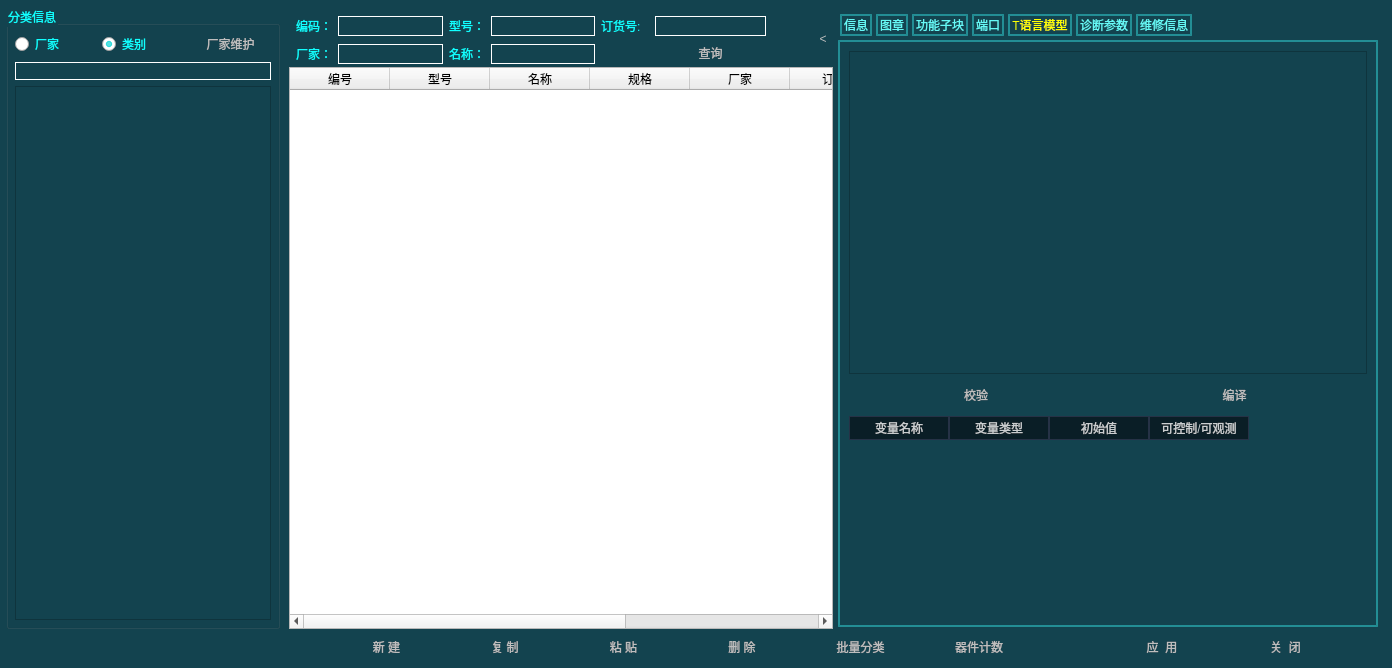
Old version of the form dialogunitmanage.ui in the repository lushisongicloud/T-Designer.
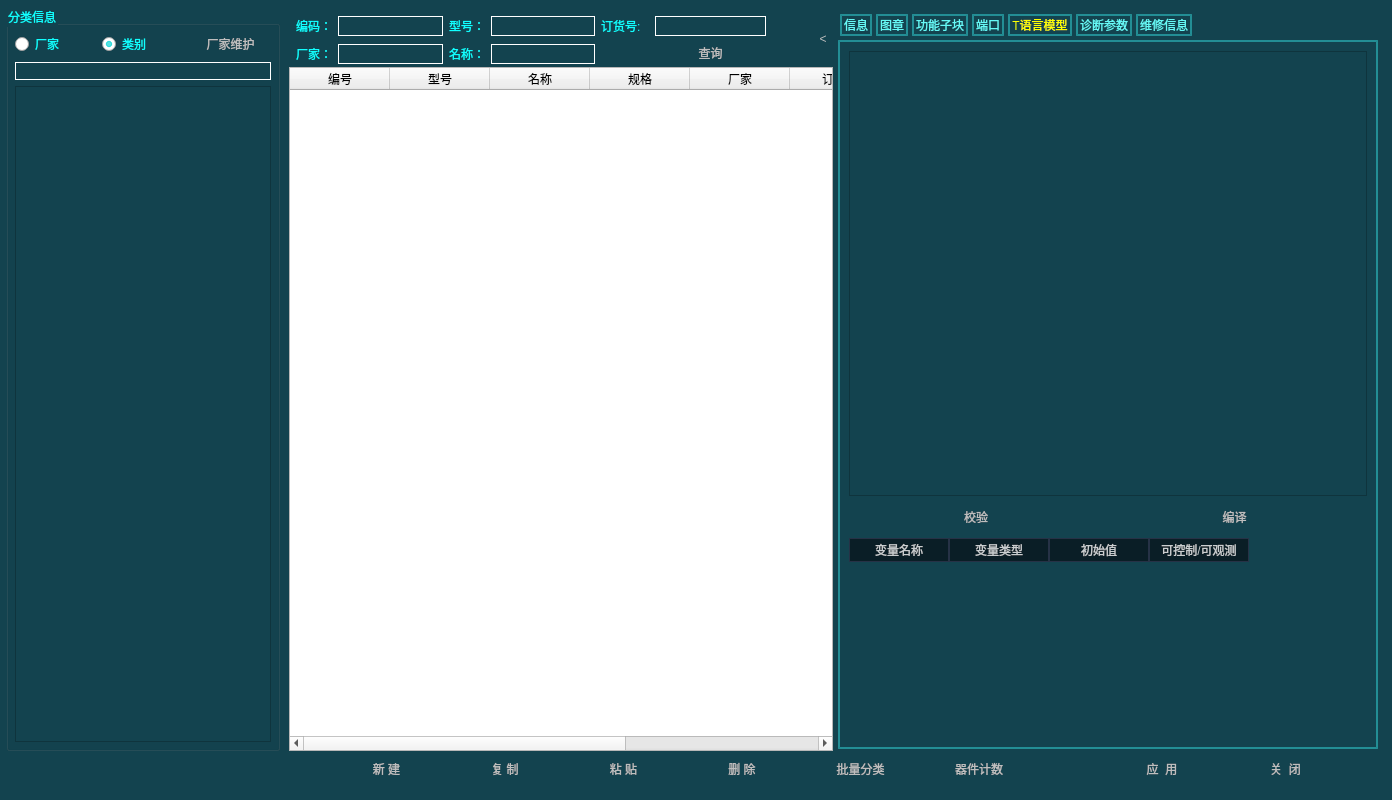
New version of the form. Icons and pictures are not drawn. Custom widgets are drawn as their Qt base class.

```diff
--- a/dialogunitmanage.ui
+++ b/dialogunitmanage.ui
@@ -7,7 +7,7 @@
     <x>0</x>
     <y>0</y>
     <width>1392</width>
-    <height>668</height>
+    <height>800</height>
    </rect>
   </property>
   <property name="windowTitle">
```
